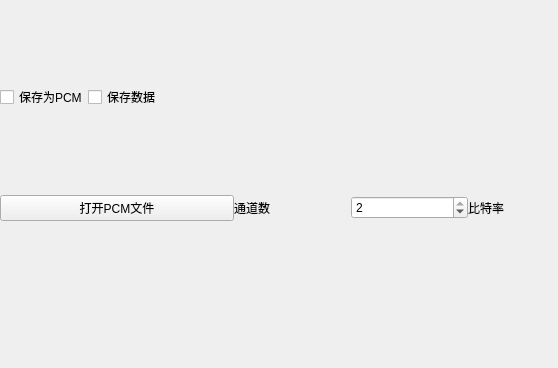
Qt form example/example/src/fftw/widegtfft.ui (wenlang-init/QTtest) before a commit; both pictures show x 0 to 558 and y 0 to 368 of the 936 by 553 pixel window.
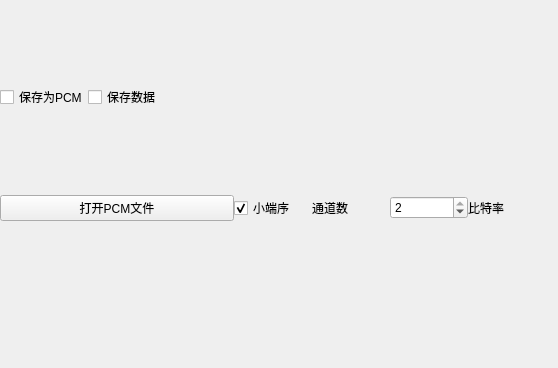
The same form after that commit.

Commit message:
新增FFT相位输出与小端序支持
为FFT流程加入相位(弧度)数据并添加小/大端序处理支持。主要改动：1) 扩展接口与信号，新增 radiandata/radianfftdata 参数以传递相位信息；2) 在 fftw3Object::fft 与 fftAddStream 中计算并累加相位(atan2)，在结束时做平均输出；3) 为字节序处理增加 is_little 参数并在解析 int16/int32/float 时根据端序转换，调整了归一化逻辑；4) 更新 FFTWorkThread、audioObject 与 widegtFFT，传播新信号并将相位数据加入绘图流；5) 在UI中新增“小端序”复选框、相位绘图选项及相关控件和布局，默认开启自动刷新与追踪线。

What changed in the file:
```diff
--- a/example/example/src/fftw/widegtfft.ui
+++ b/example/example/src/fftw/widegtfft.ui
@@ -78,6 +78,16 @@
      </item>
      <item>
       <layout class="QHBoxLayout" name="horizontalLayout_15">
+       <item>
+        <widget class="QCheckBox" name="checkBoxIsLittle">
+         <property name="text">
+          <string>小端序</string>
+         </property>
+         <property name="checked">
+          <bool>true</bool>
+         </property>
+        </widget>
+       </item>
        <item>
         <widget class="QLabel" name="label_8">
          <property name="text">
```
The commit also changes 8 other files.
